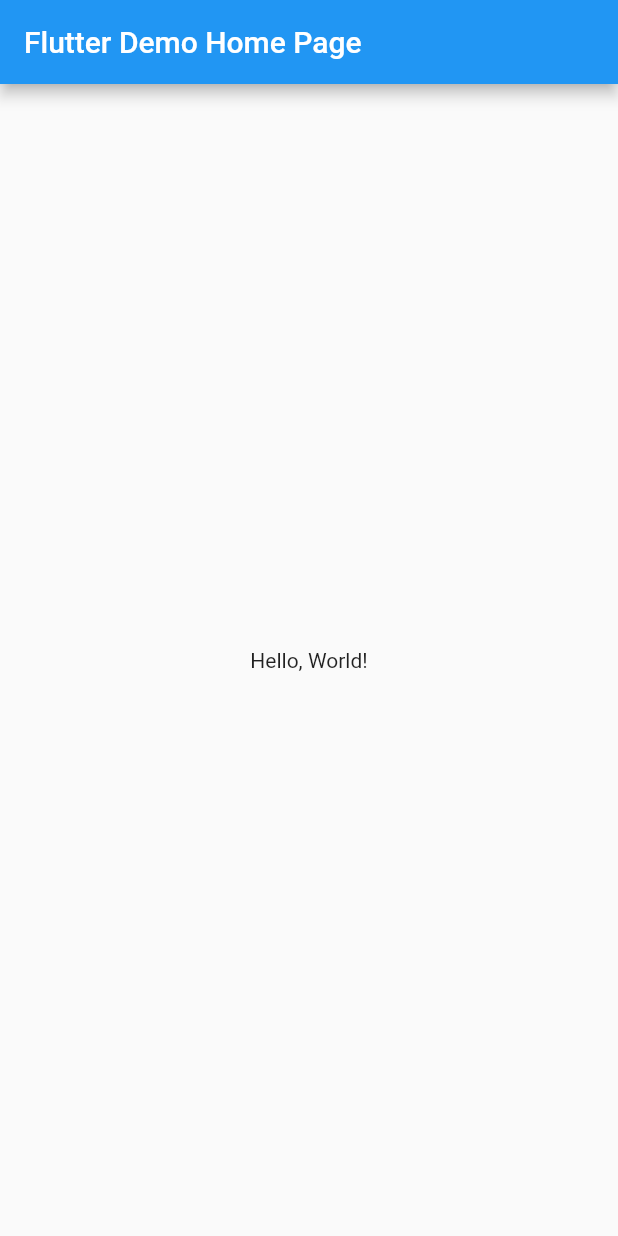
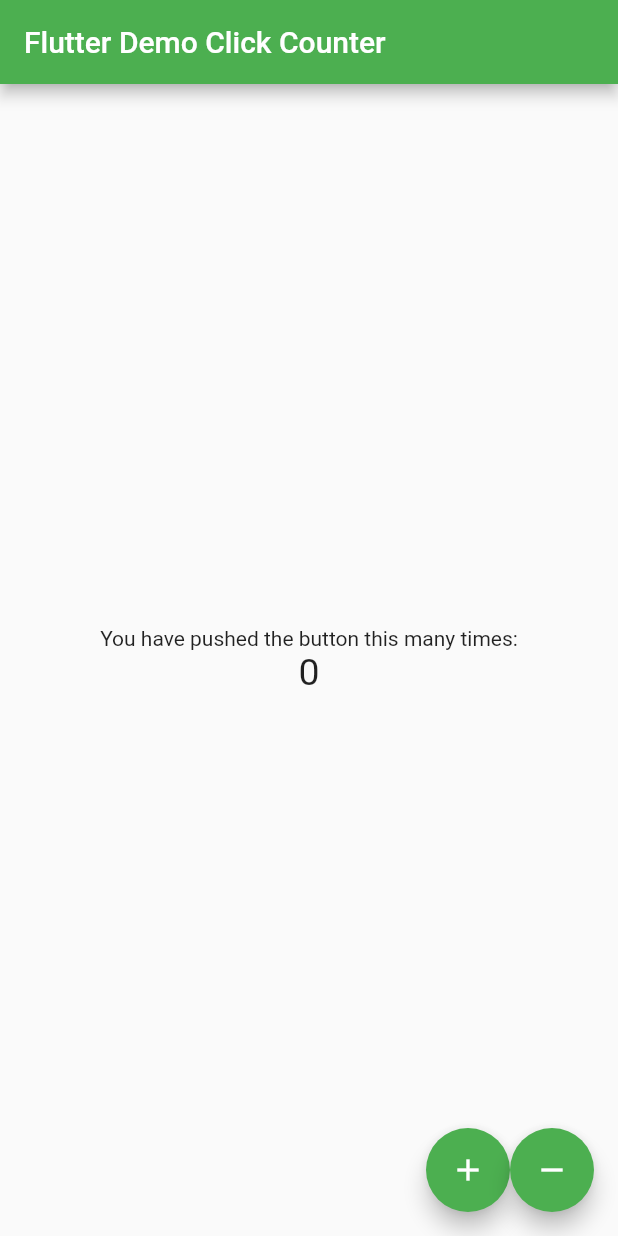
Before and after one commit to felipeeduardosilva/codigo_flutter, a Flutter app: the screen it shows after launch, on a phone screen of 412 x 824 dp. Run offline on Flutter 3.47's test engine with Material 2 defaults, Android fonts, the phone set to English and light mode, and no system bars.

Commit message:
primeiro comit

```diff
--- a/lib/main.dart
+++ b/lib/main.dart
@@ -4,39 +4,118 @@ void main() => runApp(MyApp());
 
 class MyApp extends StatelessWidget {
   const MyApp({super.key});
+  static const String _title = 'Flutter Stateful Clicker Counter';
   // This widget is the root of your application.
   @override
   Widget build(BuildContext context) {
     return MaterialApp(
-      // Application name
-      title: 'Flutter Hello World',
-      // Application theme data, you can set the colors for the application as
-      // you want
+      title: _title,
       theme: ThemeData(
-        primarySwatch: Colors.blue,
+        primarySwatch: Colors.green,
       ),
-      // A widget which will be started on application startup
-      home: MyHomePage(title: 'Flutter Demo Home Page'),
+      home: MyHomePage(),
     );
   }
 }
 
-class MyHomePage extends StatelessWidget {
-  final String title;
-  const MyHomePage({super.key, required this.title});
+class MyHomePage extends StatefulWidget {
+  const MyHomePage({super.key});
+  // This widget is the home page of your application. It is stateful, meaning
+  // that it has a State object (defined below) that contains fields that affect
+  // how it looks.
+  // This class is the configuration for the state.
+  @override
+  _MyHomePageState createState() => _MyHomePageState();
+}
+
+class _MyHomePageState extends State<MyHomePage> {
+  int _counter = 0;
+
+  void _incrementCounter() {
+    setState(() {
+      // This call to setState tells the Flutter framework that something has
+      // changed in this State, which causes it to rerun the build method below
+      // so that the display can reflect the updated values. If we changed
+      // _counter without calling setState(), then the build method would not be
+      // called again, and so nothing would appear to happen.
+      _counter++;
+    });
+  }
+
+  void _decrementCounter() {
+    setState(() {
+      // This call to setState tells the Flutter framework that something has
+      // changed in this State, which causes it to rerun the build method below
+      // so that the display can reflect the updated values. If we changed
+      // _counter without calling setState(), then the build method would not be
+      // called again, and so nothing would appear to happen.
+      _counter--;
+    });
+  }
 
   @override
   Widget build(BuildContext context) {
+    // This method is rerun every time setState is called, for instance as done
+    // by the _incrementCounter method above.
+    //
+    // The Flutter framework has been optimized to make rerunning build methods
+    // fast, so that you can just rebuild anything that needs updating rather
+    // than having to individually change instances of widgets.
     return Scaffold(
-      appBar: AppBar(
-        // The title text which will be shown on the action bar
-        title: Text(title),
-      ),
-      body: Center(
-        child: Text(
-          'Hello, World!',
+        appBar: AppBar(
+          // Here we take the value from the MyHomePage object that was created by
+          // the App.build method, and use it to set our appbar title.
+          title: Text('Flutter Demo Click Counter'),
         ),
-      ),
-    );
+        body: Center(
+          // Center is a layout widget. It takes a single child and positions it
+          // in the middle of the parent.
+          child: Column(
+            // Column is also a layout widget. It takes a list of children and
+            // arranges them vertically. By default, it sizes itself to fit its
+            // children horizontally, and tries to be as tall as its parent.
+            //
+            // Column has various properties to control how it sizes itself and
+            // how it positions its children. Here we use mainAxisAlignment to
+            // center the children vertically; the main axis here is the vertical
+            // axis because Columns are vertical (the cross axis would be
+            // horizontal).
+            mainAxisAlignment: MainAxisAlignment.center,
+            children: <Widget>[
+              Text(
+                'You have pushed the button this many times:',
+              ),
+              Text(
+                '$_counter',
+                style: TextStyle(fontSize: 25),
+              ),
+            ],
+          ),
+        ),
+        /*  floatingActionButton: FloatingActionButton(
+        onPressed: _incrementCounter,
+        tooltip: 'Increment',
+        child: Icon(Icons.add),
+      ),*/
+        floatingActionButton:
+            Row(mainAxisAlignment: MainAxisAlignment.end, children: <Widget>[
+          Row(children: [
+            FloatingActionButton(
+              onPressed: _incrementCounter,
+              tooltip: 'increment',
+              child: const Icon(Icons.add),
+            ),
+            FloatingActionButton(
+              onPressed: _decrementCounter,
+              tooltip: 'decrement',
+              child: const Icon(Icons.remove),
+            ),
+          ]),
+        ]
+                /* const SizedBox(
+              width: 10.0,
+            ),*/
+
+                ));
   }
 }
```
